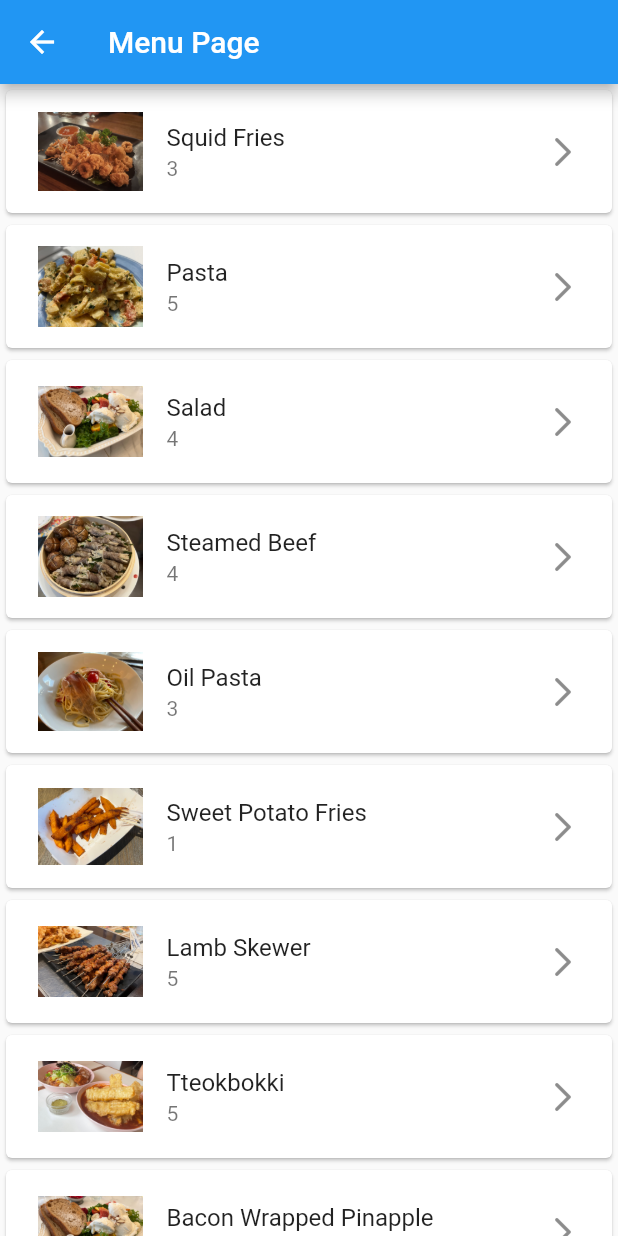
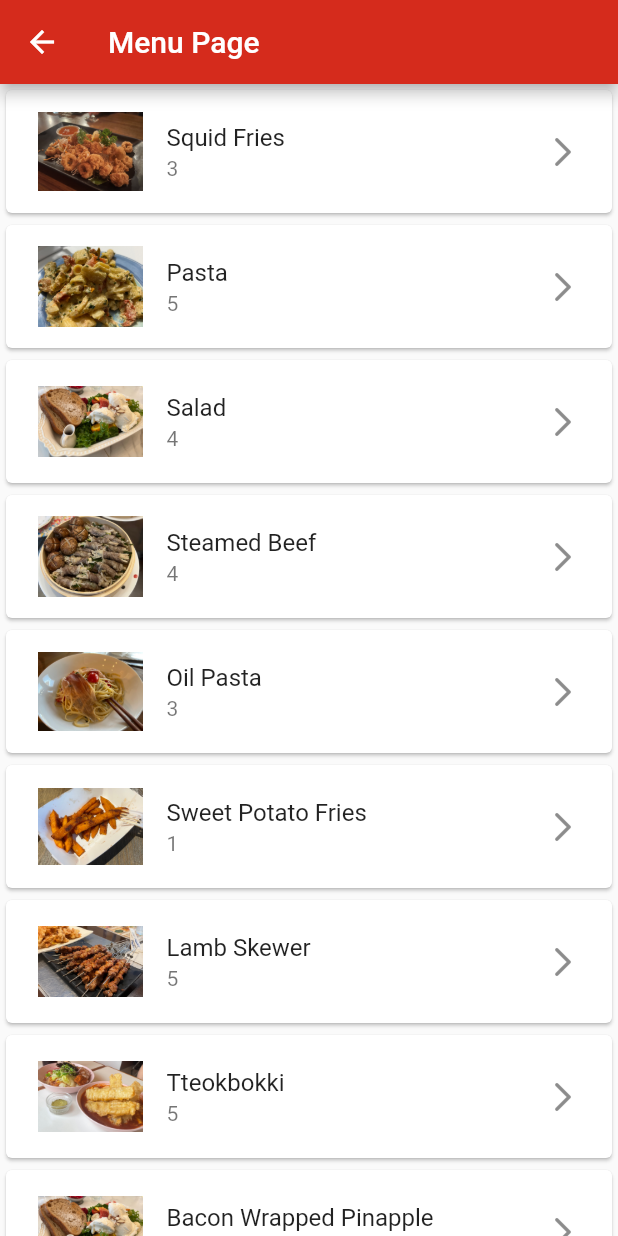
Before and after one commit to Haesun-Lee/tap_review, a Flutter app: the MenuPage screen opened by its route, on a phone screen of 412 x 824 dp. Run offline on Flutter 3.47's test engine with Material 2 defaults, Android fonts, the phone set to English and light mode, and no system bars; missing offline and left inert: dart:ffi.

Commit message:
Update menu_page.dart

```diff
--- a/lib/widgets/pages/menu_page.dart
+++ b/lib/widgets/pages/menu_page.dart
@@ -16,7 +16,7 @@ class _MenuPageState extends State<MenuPage> {
   @override
   Widget build(BuildContext context) {
     return Scaffold(
-      appBar: AppBar(title: Text('Menu Page')),
+      appBar: AppBar(title: Text('Menu Page'), backgroundColor: Color(0xFFd52b1c),),
       body: ListView.builder(
         itemCount: MenuList.length,
         itemBuilder: (context, index) {
```
